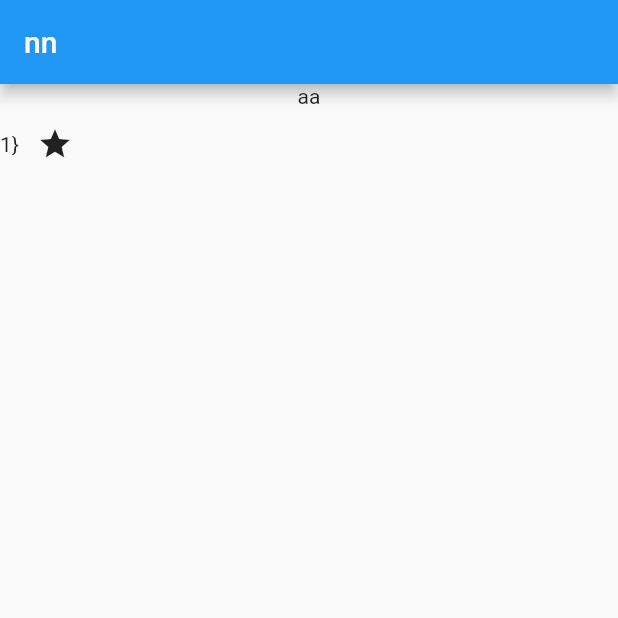
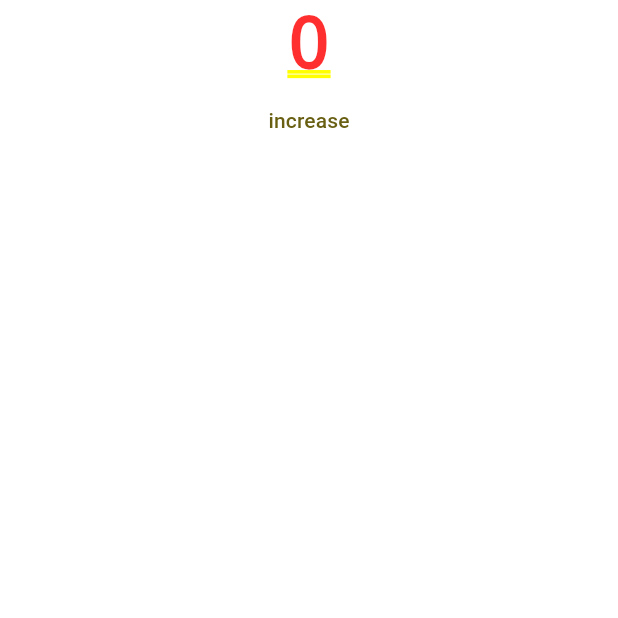
Before and after one commit to arlyxiao/data-viewer, a Flutter app: the screen it shows after launch, on a phone screen of 412 x 824 dp, the top half of it. Run offline on Flutter 3.47's test engine with Material 2 defaults, Android fonts, the phone set to English and light mode, and no system bars; our stand-ins replace go_router.

Commit message:
Initial model

```diff
--- /dev/null
+++ b/lib/common/theme.dart
@@ -0,0 +1,14 @@
+import 'package:flutter/material.dart';
+
+final appTheme = ThemeData(
+  colorSchemeSeed: Colors.yellow,
+  useMaterial3: true,
+  textTheme: const TextTheme(
+    displayLarge: TextStyle(
+      fontFamily: 'Corben',
+      fontWeight: FontWeight.w700,
+      fontSize: 24,
+      color: Colors.black,
+    ),
+  ),
+);
--- a/lib/main.dart
+++ b/lib/main.dart
@@ -1,14 +1,26 @@
 import 'package:flutter/material.dart';
+import 'package:go_router/go_router.dart';
+import 'package:provider/provider.dart';
 
-void main() => runApp(const ScaffoldExampleApp());
+import './common/theme.dart';
+import './models/form.dart';
 
-class ScaffoldExampleApp extends StatelessWidget {
-  const ScaffoldExampleApp({super.key});
+void main() => runApp(const MyApp());
 
-  @override
-  Widget build(BuildContext context) {
-    return const MaterialApp(home: Home());
-  }
+GoRouter router() {
+  return GoRouter(
+    initialLocation: '/form',
+    routes: [
+      GoRoute(
+        path: '/home',
+        builder: (context, state) => const Home(),
+      ),
+      GoRoute(
+        path: '/form',
+        builder: (context, state) => const Form(),
+      ),
+    ],
+  );
 }
 
 class Home extends StatelessWidget {
@@ -16,39 +28,38 @@ class Home extends StatelessWidget {
 
   @override
   Widget build(BuildContext context) {
-    return Scaffold(
-      appBar: AppBar(title: const Text('nn')),
-      body: const Column(children: [Text("aa"), MyWidget()]),
+    return const Placeholder();
+  }
+}
+
+class Form extends StatelessWidget {
+  const Form({super.key});
+
+  @override
+  Widget build(BuildContext context) {
+    return Consumer<FormModel>(builder: (context, model, child) {
+          return Column(
+            children: [
+              Text('${model.counter}'),
+              TextButton(onPressed: model.increase, child: const Text('increase'))
+            ],
+          );
+        });
+  }
+}
+
+class MyApp extends StatelessWidget {
+  const MyApp({super.key});
+
+  @override
+  Widget build(BuildContext context) {
+    return MultiProvider(
+      providers: [ChangeNotifierProvider(create: (BuildContext context) => FormModel())],
+      child: MaterialApp.router(
+        title: 'Provider Demo',
+        theme: appTheme,
+        routerConfig: router(),
+      ),
     );
   }
 }
-
-class MyWidget extends StatefulWidget {
-  const MyWidget({super.key});
-
-  @override
-  State<MyWidget> createState() => _MyWidgetState();
-}
-
-class _MyWidgetState extends State<MyWidget> {
-  int _size = 1;
-
-  void increase() {
-    setState(() {
-      _size += 1;
-    });
-  }
-
-  @override
-  Widget build(BuildContext context) {
-    return Row(
-      children: [
-        Text('$_size}'),
-        IconButton(
-            icon: const Icon(Icons.star),
-            onPressed: increase,
-          )
-      ],
-    );
-  }
-}
--- /dev/null
+++ b/lib/models/form.dart
@@ -0,0 +1,13 @@
+import 'package:flutter/foundation.dart';
+
+class FormModel extends ChangeNotifier {
+  int _counter = 0;
+
+  int get counter => _counter;
+
+  increase() {
+    _counter += 1;
+
+    notifyListeners();
+  }
+}
--- a/pubspec.yaml
+++ b/pubspec.yaml
@@ -35,6 +35,8 @@ dependencies:
   # The following adds the Cupertino Icons font to your application.
   # Use with the CupertinoIcons class for iOS style icons.
   cupertino_icons: ^1.0.2
+  provider: ^6.0.5
+  go_router: ^7.1.1
 
 dev_dependencies:
   flutter_test:
```
Also changed, not shown: pubspec.lock.
